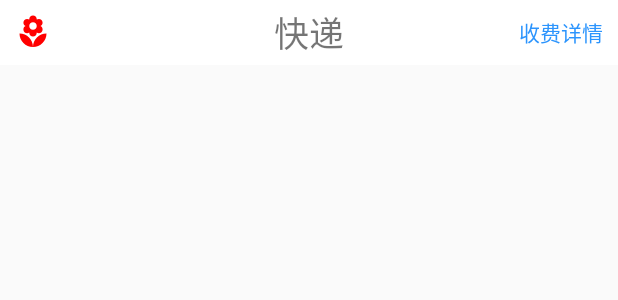
After one commit to QinLiSha/SixGold, an Android app: the layout activity_home_express.xml on its own in the app's theme, with its tools: preview values and no code run, on a phone screen of 412 x 824 dp. The commit adds this screen. Shown: the top 300 px of the screen. Run offline under Robolectric (Android 15) with nearby library versions, the light colour scheme and no system bars.

Commit message:
将主页面的跳转事件进行完善

```diff
--- /dev/null
+++ b/app/src/main/res/layout/activity_home_express.xml
@@ -0,0 +1,42 @@
+<?xml version="1.0" encoding="utf-8"?>
+<RelativeLayout xmlns:android="http://schemas.android.com/apk/res/android"
+    xmlns:tools="http://schemas.android.com/tools"
+    android:id="@+id/activity_home_express"
+    android:layout_width="match_parent"
+    android:layout_height="match_parent"
+    tools:context="com.lisa.administrator.sixgold.activity.HomeExpressActivity">
+
+    <RelativeLayout
+    android:layout_width="match_parent"
+    android:layout_height="@dimen/activity_actionbar_item_height"
+    android:layout_alignParentTop="true"
+    android:background="@color/white">
+
+    <ImageView
+        android:id="@+id/iv_home_left"
+        android:layout_width="wrap_content"
+        android:layout_height="wrap_content"
+        android:layout_alignParentLeft="true"
+        android:layout_centerVertical="true"
+        android:layout_marginLeft="@dimen/dp_10"
+        android:background="@drawable/ic_local_florist_red_24dp" />
+
+    <TextView
+        android:id="@+id/tv_home_title"
+        android:layout_width="wrap_content"
+        android:layout_height="wrap_content"
+        android:layout_centerInParent="true"
+        android:text="@string/express"
+        android:textSize="@dimen/textSize_35" />
+
+    <TextView
+        android:id="@+id/iv_home_right"
+        android:layout_width="wrap_content"
+        android:layout_height="wrap_content"
+        android:layout_alignParentRight="true"
+        android:layout_centerVertical="true"
+        android:textColor="@color/themeBlue"
+        android:text="@string/details_of_charges"
+        android:layout_marginRight="@dimen/dp_10" />
+</RelativeLayout>
+</RelativeLayout>
--- a/app/src/main/res/values/strings.xml
+++ b/app/src/main/res/values/strings.xml
@@ -9,6 +9,7 @@
     <string name="local_town_delivery">同城配送</string>
     <string name="online_store">商城</string>
     <string name="long_distance_freight">长途货运</string>
+    <string name="details_of_charges">收费详情</string>
     <!---->
     <string name="click_to_enter">点击进入</string>
     <string name="message">消息</string>
```
Also changed, not shown: app/src/main/AndroidManifest.xml (+14 -9 lines), app/src/main/java/com/lisa/administrator/sixgold/activity/HomeExpressActivity.java (added, +18 -0 lines), app/src/main/java/com/lisa/administrator/sixgold/activity/HomeLocalTownDeliveryActivity.java (added, +18 -0 lines), app/src/main/java/com/lisa/administrator/sixgold/activity/HomeLongDistanceFreightActivity.java (added, +19 -0 lines), app/src/main/java/com/lisa/administrator/sixgold/fragment/HomeFragment.java (+14 -7 lines), app/src/main/res/layout/activity_home_local_town_delivery.xml (added, +13 -0 lines), app/src/main/res/layout/activity_long_distance_freight.xml (added, +13 -0 lines).
